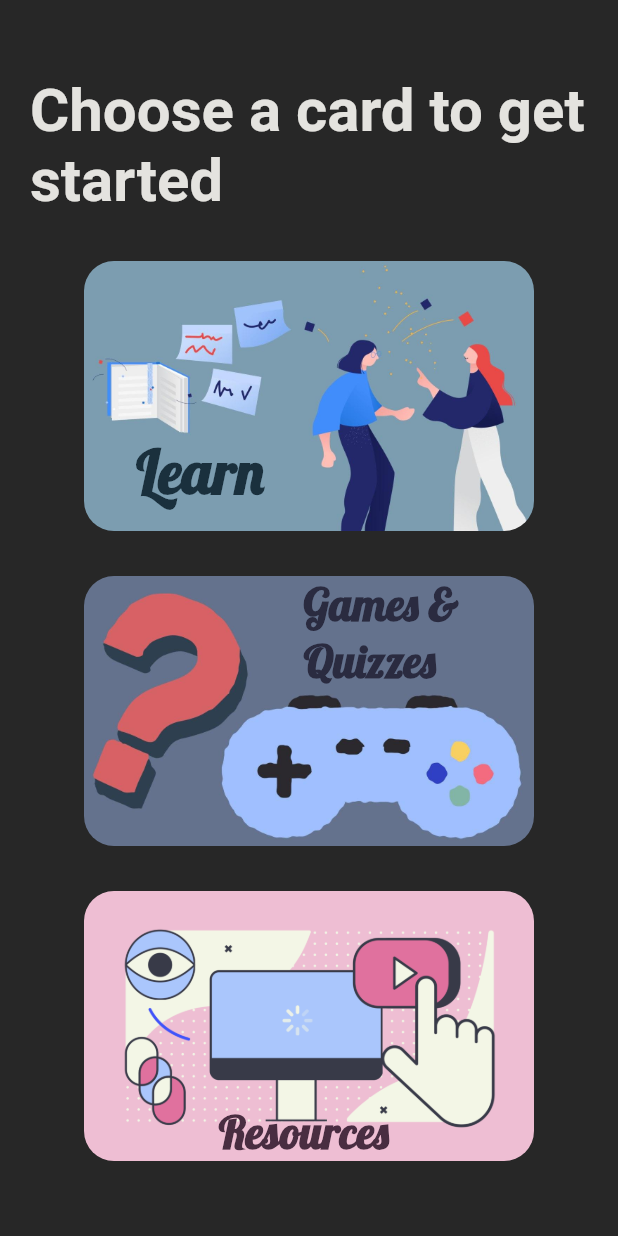
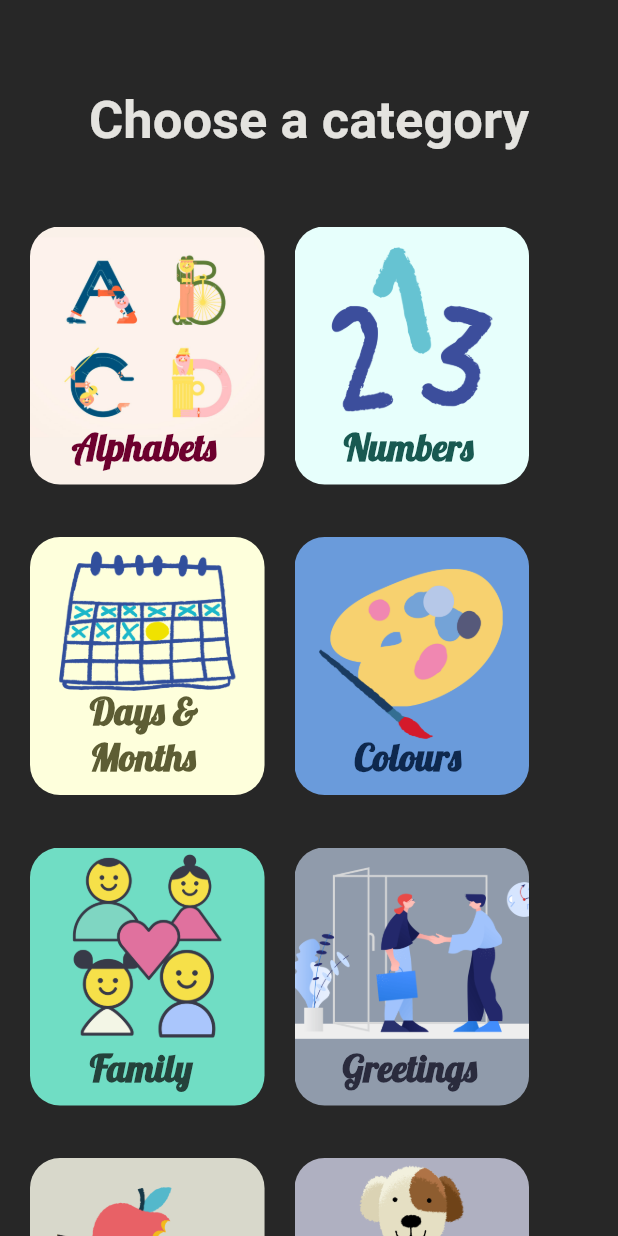
Before and after one commit to srishtiv27/give_me_a_sign, a Flutter app: the screen it shows after launch, on a phone screen of 412 x 824 dp. Run offline on Flutter 3.47's test engine with Material 2 defaults, Android fonts, the phone set to English and light mode, and no system bars.

Commit message:
Added all the topic cards to learn menu

```diff
--- a/lib/main.dart
+++ b/lib/main.dart
@@ -1,4 +1,5 @@
 import 'package:flutter/material.dart';
+import 'package:give_me_a_sign/screens/learn_menu.dart';
 import 'package:give_me_a_sign/screens/menu_page.dart';
 
 void main() {
@@ -10,9 +11,10 @@ class GiveMeASign extends StatelessWidget {
   Widget build(BuildContext context) {
     return MaterialApp(
       title: 'Give Me a Sign',
-      initialRoute: MenuPage.id,
+      initialRoute: LearnMenu.id,
       routes: {
         MenuPage.id: (context) => MenuPage(),
+        LearnMenu.id: (context) => LearnMenu(),
       },
     );
   }
--- /dev/null
+++ b/lib/screens/learn_menu.dart
@@ -0,0 +1,125 @@
+import 'package:flutter/material.dart';
+import 'package:give_me_a_sign/widgets/learn_card.dart';
+
+class LearnMenu extends StatelessWidget {
+  static String id = 'learn_menu';
+  @override
+  Widget build(BuildContext context) {
+    return Scaffold(
+      backgroundColor: Color(0xFF272727),
+      body: Padding(
+        padding: EdgeInsets.only(left: 20.0, top: 60.0, right: 20.0),
+        child: SingleChildScrollView(
+          child: Column(
+            children: <Widget>[
+              Text(
+                'Choose a category',
+                style: TextStyle(
+                  fontSize: 35.0,
+                  fontWeight: FontWeight.bold,
+                  color: Color(0xFFE4E3DF),
+                ),
+              ),
+              SizedBox(
+                height: 50.0,
+              ),
+              Row(
+                children: [
+                  LearnCard(
+                    image: 'assets/images/alphabet.png',
+                    label: 'Alphabets',
+                    color: Color(0xFF6D002E),
+                  ),
+                  SizedBox(
+                    width: 20.0,
+                  ),
+                  LearnCard(
+                    image: 'assets/images/numbers.png',
+                    label: 'Numbers',
+                    left: 33,
+                    color: Color(0xFF185951),
+                  )
+                ],
+              ),
+              SizedBox(
+                height: 35.0,
+              ),
+              Row(
+                children: [
+                  LearnCard(
+                    image: 'assets/images/calendar.png',
+                    label: 'Days &\nMonths',
+                    left: 40.0,
+                    color: Color(0xFF5D5D34),
+                  ),
+                  SizedBox(
+                    width: 20.0,
+                  ),
+                  LearnCard(
+                    image: 'assets/images/colors.png',
+                    label: 'Colours',
+                    left: 40,
+                    color: Color(0XFF0E284D),
+                  )
+                ],
+              ),
+              SizedBox(
+                height: 35.0,
+              ),
+              Row(
+                children: [
+                  LearnCard(
+                    image: 'assets/images/family.png',
+                    label: 'Family',
+                    left: 40.0,
+                    color: Color(0xFF24423B),
+                  ),
+                  SizedBox(
+                    width: 20.0,
+                  ),
+                  LearnCard(
+                    image: 'assets/images/greetings.png',
+                    label: 'Greetings',
+                    color: Color(0xFF2A2B3D),
+                    left: 32,
+                  ),
+                ],
+              ),
+              SizedBox(
+                height: 35.0,
+              ),
+              Row(
+                children: [
+                  LearnCard(
+                    image: 'assets/images/food.png',
+                    label: 'Food',
+                    left: 50.0,
+                    color: Color(0xFF473E34),
+                  ),
+                  SizedBox(
+                    width: 20.0,
+                  ),
+                  LearnCard(
+                    image: 'assets/images/animals.png',
+                    label: 'Animals',
+                    left: 35.0,
+                    color: Color(0xFF332240),
+                  ),
+                ],
+              ),
+              SizedBox(
+                height: 35.0,
+              ),
+              LearnCard(
+                image: 'assets/images/emotions.png',
+                label: 'Emotions',
+                left: 33,
+                color: Color(0xFF2D3644),
+              )
+            ],
+          ),
+        ),
+      ),
+    );
+  }
+}
--- /dev/null
+++ b/lib/widgets/learn_card.dart
@@ -0,0 +1,38 @@
+import 'package:flutter/material.dart';
+
+class LearnCard extends StatelessWidget {
+  final String image;
+  final String label;
+  final double left;
+  final Color color;
+  LearnCard(
+      {this.image, this.label, this.left = 28.0, this.color = Colors.black});
+  @override
+  Widget build(BuildContext context) {
+    return Stack(
+      children: [
+        ClipRRect(
+          borderRadius: BorderRadius.all(Radius.circular(20.0)),
+          child: Image.asset(
+            image,
+            height: 172.0,
+            fit: BoxFit.cover,
+          ),
+        ),
+        Positioned(
+          bottom: 10.0,
+          left: left,
+          child: Text(
+            label,
+            style: TextStyle(
+              fontSize: 25.0,
+              fontWeight: FontWeight.bold,
+              fontFamily: 'Lobster',
+              color: color,
+            ),
+          ),
+        ),
+      ],
+    );
+  }
+}
```
Also changed, not shown: assets/images/alphabet.png (added), assets/images/animals.png (added), assets/images/calendar.png (added), assets/images/colors.png (added), assets/images/emotions.png (added), assets/images/family.png (added), assets/images/food.png (added), assets/images/greetings.png (added), assets/images/numbers.png (added), 2 other files.
